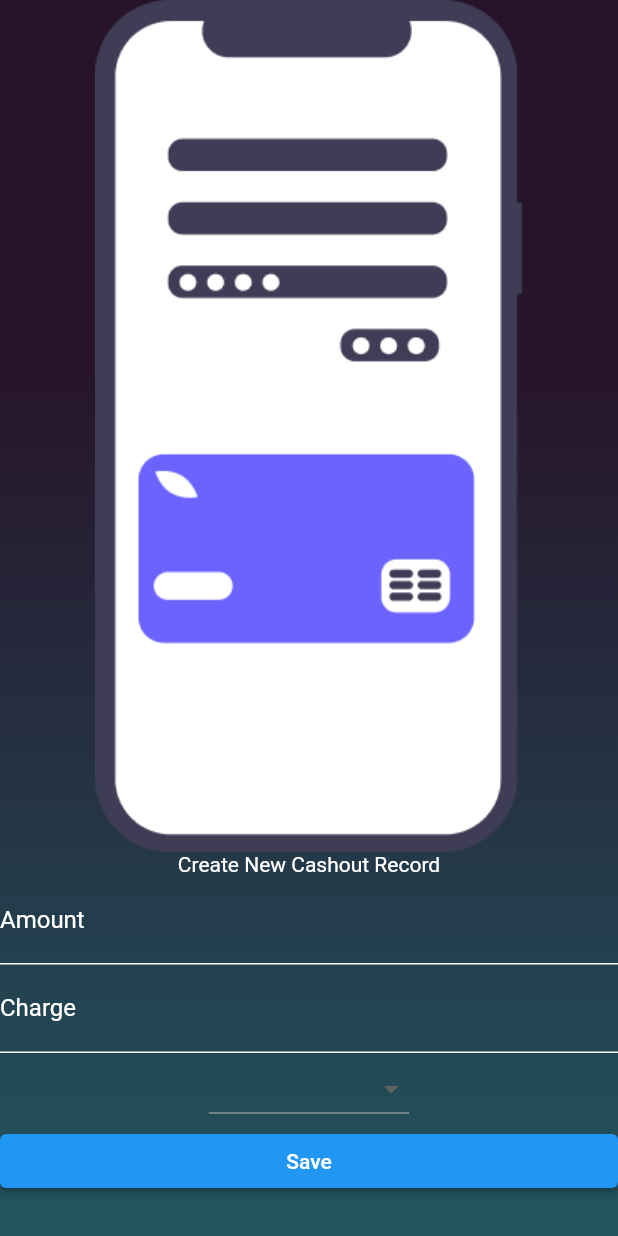
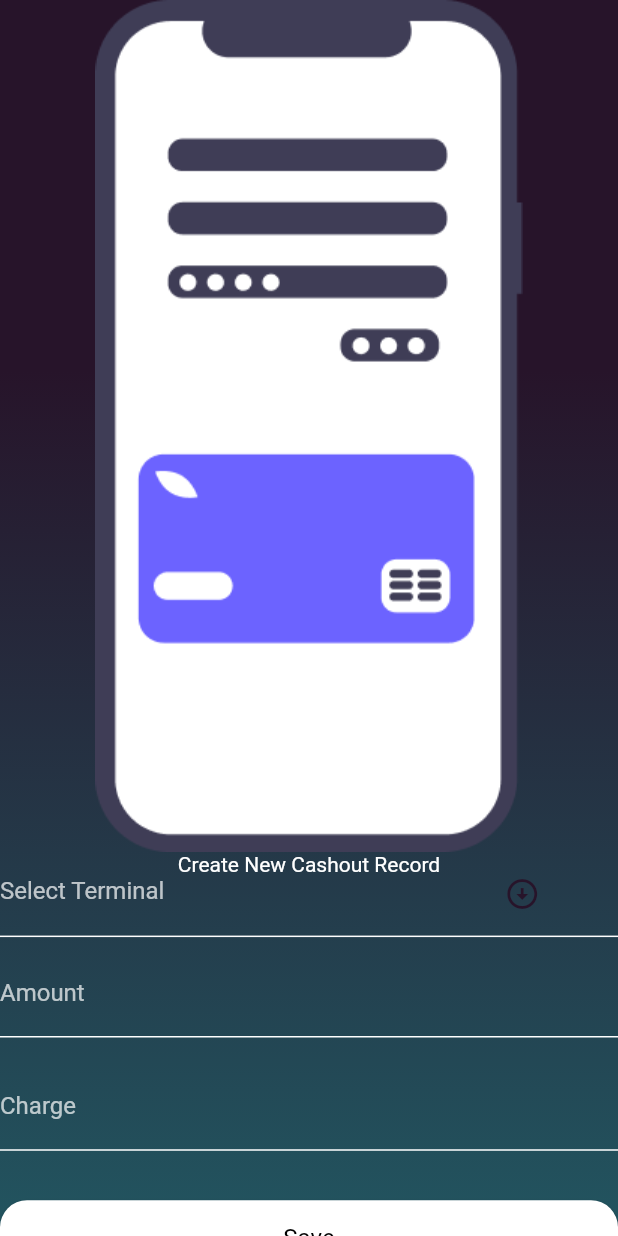
Before and after one commit to A1-Technologiesio/MPB-mobile, a Flutter app: the CreateCashoutMain screen opened by its route, after a tap on "Save", on a phone screen of 412 x 824 dp. Run offline on Flutter 3.47's test engine with Material 2 defaults, Android fonts, the phone set to English and light mode, and no system bars; our stand-ins replace flutter_secure_storage, flutter_spinkit, sliding_up_panel, smooth_page_indicator; accounts and stored records are empty; network calls fail.

Commit message:
now can create new Cashout records

```diff
--- a/myposbook/lib/screens/create_records/record_form.dart
+++ b/myposbook/lib/screens/create_records/record_form.dart
@@ -1,4 +1,15 @@
 import 'package:flutter/material.dart';
+import 'package:myposbook/constants.dart';
+import 'package:http/http.dart' as http;
+
+/*
+to be replaced with api data
+*/
+List<String> posTerminals = [
+  'Select Terminal',
+  'Opay',
+  'Accelerex',
+];
 
 class RecordForm extends StatefulWidget {
   const RecordForm({Key? key}) : super(key: key);
@@ -8,75 +19,174 @@ class RecordForm extends StatefulWidget {
 }
 
 class _RecordFormState extends State<RecordForm> {
+  final _formKey = GlobalKey<FormState>();
+  // print();
+  String dropDownValue = posTerminals.first;
 
-  // to be replaced with api data
-  List<String> posTerminals = [
-    'Select Terminal',
-    'Opay',
-    'Accelerex',
-  ];
-  final _formKey = GlobalKey<FormState>();
-  print();
-  // String dropDownValue = posTerminals.first;
-
-  TextField recordDataForm(String label, controller)=>  TextField(
+  TextField recordDataForm(String label, controller) => TextField(
+        keyboardType: TextInputType.number,
         controller: controller,
-                style: const TextStyle(
-                  color: Colors.white70
-                ),
+        style: const TextStyle(color: Colors.white70),
         decoration: InputDecoration(
             labelText: label,
             labelStyle: const TextStyle(
+              color: Colors.white70,
+            ),
+            enabledBorder: const UnderlineInputBorder(
+              borderSide: BorderSide(
                 color: Colors.white,
               ),
-                  enabledBorder: const UnderlineInputBorder(
-                      borderSide: BorderSide(color: Colors.white),
             ),
             focusedBorder: const UnderlineInputBorder(
-                    borderSide: BorderSide(color: Colors.white54)
-                  )
-                ),
+                borderSide: BorderSide(
+              color: Colors.white54,
+            ))),
       );
-
 
   @override
   Widget build(BuildContext context) {
     final _amountController = TextEditingController();
     final _chargesController = TextEditingController();
+
+    final screenHeight = MediaQuery.of(context).size.height;
+    final screenWidth = MediaQuery.of(context).size.width;
+
+    final spaceBetweenForm = SizedBox(
+      height: screenHeight * 0.02,
+    );
+
+    Future createRecord() async {
+      // form data
+      final amount = _amountController.text;
+      final charges = _chargesController.text;
+      final posTerminal = dropDownValue;
+
+      Map<String, String> formData = {
+        'amount': amount,
+        'charge': charges,
+        'terminal': posTerminal
+      };
+
+      // get token from secureStorage
+      final storage = await secureStorage();
+      final accessToken = storage['access_token'];
+
+      // API
+      var constructAPIRoute = Uri.http(
+        APIUrlRoot,
+        'api/cashout/create/',
+      );
+
+      Map<String, String> requestHeaders = {
+        'Accept': 'application/json',
+        'Authorization': 'Bearer $accessToken',
+      };
+
+      http.Response response = await http.post(
+        constructAPIRoute,
+        body: formData,
+        headers: requestHeaders,
+      );
+
+      if (response.statusCode == 201) {
+        Navigator.pop(context);
+        Navigator.pushNamed(context, '/dashboard_main');
+      }
+
+      print(response);
+    }
+
     return Form(
       key: _formKey,
       child: Column(
         children: [
-              // amount and charge fields
-              recordDataForm('Amount', _amountController,),
-              recordDataForm('Charge', _chargesController,),
+          // Pos Terminals List
+          SizedBox(
+            width: double.infinity,
+            child: DropdownButton<String>(
+              underline: Container(
+                height: 1,
+                color: Colors.white,
+              ),
+              value: dropDownValue,
+              icon: Padding(
+                padding: EdgeInsets.only(
+                  left: screenWidth * 0.55,
+                  bottom: screenHeight * 0.03,
+                ),
+                child: const Icon(
+                  Icons.arrow_circle_down_sharp,
+                  color: brandColor,
+                ),
+              ),
+              // underline: Border.(bottom: 2),
 
-              // Pos Terminals List
-                DropdownButton<String>(
+              // pos terminals
               items: posTerminals
                   .map<DropdownMenuItem<String>>(
                     (String _value) => DropdownMenuItem<String>(
                       value: _value,
-                                      child: Text(_value),
-                                    ))
+                      child: Text(
+                        _value,
+                        style: TextStyle(),
+                      ),
+                    ),
+                  )
+                  .toList(),
+
+              // to change the color of the selected item
+              selectedItemBuilder: (BuildContext context) => posTerminals
+                  .map((value) => Text(dropDownValue,
+                      style: const TextStyle(
+                        color: Colors.white70,
+                      )))
                   .toList(),
               onChanged: (String? value) {
                 setState(() {
-                            // dropDownValue = value!;
+                  dropDownValue = value!;
                 });
               },
             ),
+          ),
+
+          // amount and charge fields
+          recordDataForm(
+            'Amount',
+            _amountController,
+          ),
+          spaceBetweenForm,
+
+          recordDataForm(
+            'Charge',
+            _chargesController,
+          ),
+
+          spaceBetweenForm,
+          spaceBetweenForm,
 
           // save button
           SizedBox(
               width: double.infinity,
+              height: screenHeight * 0.06,
               child: ElevatedButton(
-                  onPressed: (){},
-                  child: Text('Save',),)
+                style: ElevatedButton.styleFrom(
+                    primary: Color(0xffffffff),
+                    shape: RoundedRectangleBorder(
+                        borderRadius: BorderRadius.circular(18))),
+                onPressed: () {
+                  _formKey.currentState!.reset();
+                  createRecord();
+                },
+                child: Text(
+                  'Save',
+                  style: TextStyle(
+                      color: Color(0xff000000),
+                      fontWeight: FontWeight.w400,
+                      fontSize: 16),
                 ),
-
+              )),
         ],
-          ));
-
+      ),
+    );
   }
 }
```
Lines whose indentation alone changed are shown as unchanged.
